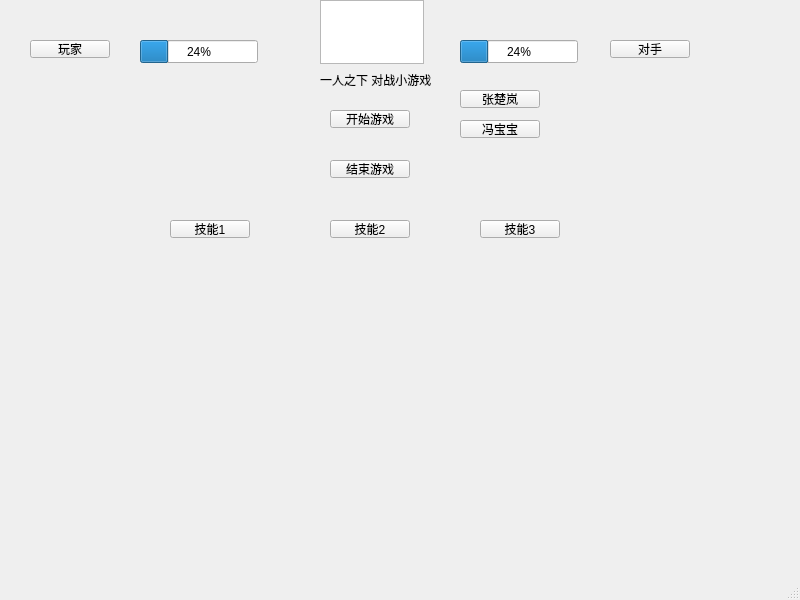
This is mainwindow.ui in yinwenjie521yeah-crypto/C- as Qt 5 draws it before an edit. The edited form follows.
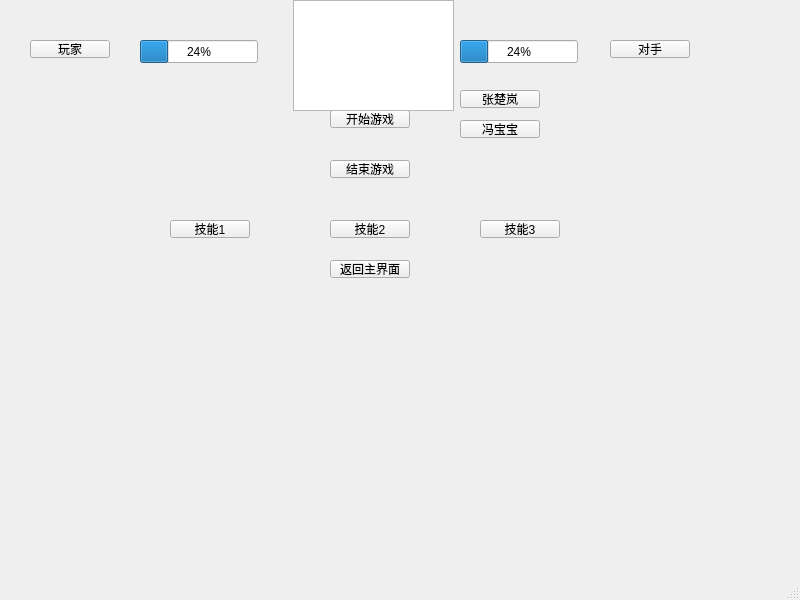
This is the edited form.

Commit message: 完成敌人随机技能

The edit to the form file:
```diff
--- a/mainwindow.ui
+++ b/mainwindow.ui
@@ -134,10 +134,10 @@
    <widget class="QTextEdit" name="textEdit_log">
     <property name="geometry">
      <rect>
-      <x>320</x>
+      <x>293</x>
       <y>0</y>
-      <width>104</width>
-      <height>64</height>
+      <width>161</width>
+      <height>111</height>
      </rect>
     </property>
    </widget>
@@ -180,6 +180,19 @@
      <string>技能3</string>
     </property>
    </widget>
+   <widget class="QPushButton" name="pushButton_back">
+    <property name="geometry">
+     <rect>
+      <x>330</x>
+      <y>260</y>
+      <width>80</width>
+      <height>18</height>
+     </rect>
+    </property>
+    <property name="text">
+     <string>返回主界面</string>
+    </property>
+   </widget>
   </widget>
   <widget class="QMenuBar" name="menubar">
    <property name="geometry">
```
The commit also changes 2 other files.
